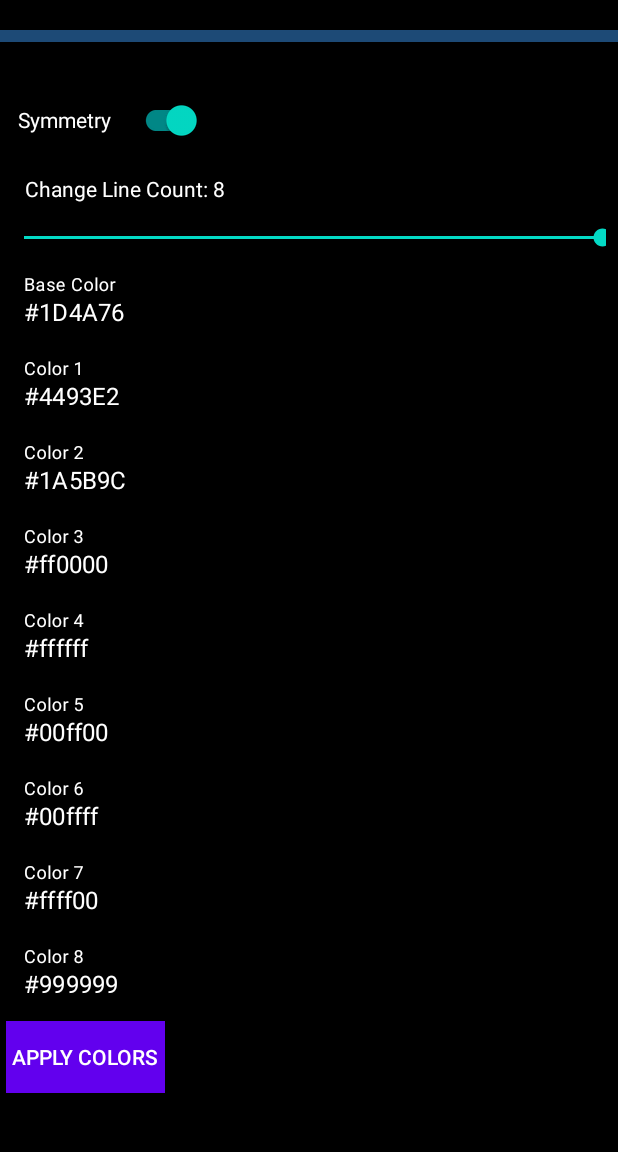
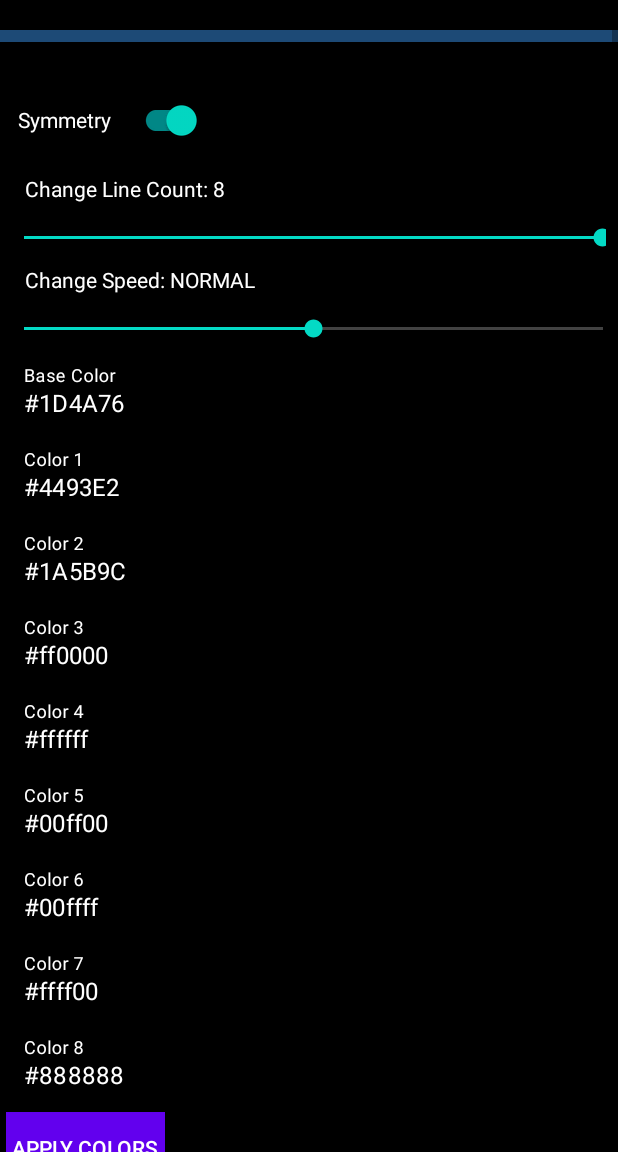
Before and after one commit to BambooAppsDevTeam/speechwavesanimation, an Android app: the screen it shows after launch (MainActivity), after a tap on "Speech Line Animation", on a phone screen of 412 x 824 dp, the part 84-1236 px from its top. Run offline under Robolectric (Android 15) with nearby library versions, the phone set to English and light mode, and no system bars; 1 statement that could not run was skipped.

Commit message:
IVO-187 speed, colors, tests

```diff
--- a/app/build.gradle.kts
+++ b/app/build.gradle.kts
@@ -40,4 +40,8 @@ dependencies {
     implementation("androidx.constraintlayout:constraintlayout:2.1.4")
     implementation("androidx.navigation:navigation-fragment-ktx:2.5.3")
     implementation(project(":speech-waves-animation"))
+
+    testImplementation("junit:junit:4.13.2")
+    androidTestImplementation("androidx.test.ext:junit:1.1.5")
+    androidTestImplementation("androidx.test.espresso:espresso-core:3.5.1")
 }
--- a/app/src/main/java/eu/bamboo/voice_animation/LineVoiceFragment.kt
+++ b/app/src/main/java/eu/bamboo/voice_animation/LineVoiceFragment.kt
@@ -9,6 +9,7 @@ import android.view.ViewGroup
 import android.widget.SeekBar
 import androidx.fragment.app.Fragment
 import eu.bamboo.speech_waves_animation.VoiceVisualizer
+import eu.bamboo.speech_waves_animation.toAnimationSpeed
 import eu.bamboo.voice_animation.databinding.FragmentLineVoiceBinding
 
 class LineVoiceFragment : Fragment(R.layout.fragment_line_voice) {
@@ -91,11 +92,19 @@ class LineVoiceFragment : Fragment(R.layout.fragment_line_voice) {
                 binding.musicLine.lineCount = lineCount
             }
         })
+        binding.seekBarSpeed.setOnSeekBarChangeListener(object : OnSeekBarChangeListener() {
+            override fun onProgressChanged(seekBar: SeekBar, progress: Int, fromUser: Boolean) {
+                val speed = progress.toAnimationSpeed()
+                binding.titleSpeed.text = "Change Speed: $speed"
+                binding.musicLine.speed = speed
+            }
+        })
     }
 
     private fun setDefault() {
         binding.symmetry.isChecked = true
         binding.seekBarLineCount.progress = 7
+        binding.seekBarSpeed.progress = 1
         binding.colorBase.setText("#1D4A76")
         binding.color1.setText("#4493E2")
         binding.color2.setText("#1A5B9C")
@@ -104,7 +113,7 @@ class LineVoiceFragment : Fragment(R.layout.fragment_line_voice) {
         binding.color5.setText("#00ff00")
         binding.color6.setText("#00ffff")
         binding.color7.setText("#ffff00")
-        binding.color8.setText("#999999")
+        binding.color8.setText("#888888")
         applyColors()
     }
 
--- a/app/src/main/res/layout/fragment_line_voice.xml
+++ b/app/src/main/res/layout/fragment_line_voice.xml
@@ -15,11 +15,11 @@
             android:layout_width="match_parent"
             android:layout_height="8dp"
             android:layout_marginVertical="20dp"
-            app:animationSpeed="SLOW"
+            app:baseColor="#1D4A76"
             app:color1="#4493E2"
             app:color2="#1A5B9C"
-            app:baseColor="#a9c6f4"
             app:lineCount="2"
+            app:lineSpeed="slow"
             app:symmetry="true" />
 
         <androidx.appcompat.widget.SwitchCompat
@@ -28,7 +28,7 @@
             android:layout_width="wrap_content"
             android:layout_height="wrap_content"
             android:checked="true"
-            android:text="Symmetry"/>
+            android:text="Symmetry" />
 
         <TextView
             android:id="@+id/titleLineCount"
@@ -44,6 +44,20 @@
             android:layout_height="wrap_content"
             android:max="7" />
 
+        <TextView
+            android:id="@+id/titleSpeed"
+            style="@style/SeekBarTitle"
+            android:layout_width="match_parent"
+            android:layout_height="wrap_content"
+            android:text="Change Speed: null" />
+
+        <androidx.appcompat.widget.AppCompatSeekBar
+            android:id="@+id/seekBarSpeed"
+            style="@style/SeekBarConfig"
+            android:layout_width="match_parent"
+            android:layout_height="wrap_content"
+            android:max="2" />
+
         <com.google.android.material.textfield.TextInputLayout
             style="@style/ColorTextInput"
             android:layout_width="match_parent"
@@ -56,7 +70,7 @@
                 style="@style/ColorEditText"
                 android:layout_width="match_parent"
                 android:layout_height="wrap_content"
-                android:text="#a9c6f4" />
+                android:text="#1D4A76" />
 
         </com.google.android.material.textfield.TextInputLayout>
 
@@ -184,7 +198,7 @@
                 style="@style/ColorEditText"
                 android:layout_width="match_parent"
                 android:layout_height="wrap_content"
-                android:text="#999999" />
+                android:text="#888888" />
 
         </com.google.android.material.textfield.TextInputLayout>
 
--- a/app/src/main/res/layout/fragment_wave_voice.xml
+++ b/app/src/main/res/layout/fragment_wave_voice.xml
@@ -15,7 +15,7 @@
             android:layout_width="match_parent"
             android:layout_height="70dp"
             android:layout_marginVertical="20dp"
-            app:animationSpeed="NORMAL"
+            app:waveSpeed="normal"
             app:endColor="#a9c6f4"
             app:gradientOffset="0.1"
             app:lineCount="4"
--- a/speech-waves-animation/src/main/java/eu/bamboo/speech_waves_animation/line/SpeechLineView.kt
+++ b/speech-waves-animation/src/main/java/eu/bamboo/speech_waves_animation/line/SpeechLineView.kt
@@ -9,6 +9,7 @@ import android.view.View
 import androidx.annotation.IntRange
 import eu.bamboo.speech_waves_animation.AnimationSpeed
 import eu.bamboo.speech_waves_animation.R
+import eu.bamboo.speech_waves_animation.toAnimationSpeed
 import kotlin.math.abs
 import kotlin.math.max
 import kotlin.math.min
@@ -39,7 +40,7 @@ class SpeechLineView @JvmOverloads constructor(
     var speed: AnimationSpeed = AnimationSpeed.NORMAL
         set(value) {
             field = value
-            maxBatchCount = MAX_ANIM_BATCH_COUNT - field.ordinal
+            maxBatchCount = MAX_ANIM_BATCH_COUNT - field.ordinal * SPEED_MODIFIER
         }
 
     private var prevAmplitudes: Array<Pair<Int, Int>> = Array(lineCount) { Pair(0, 0) }
@@ -49,7 +50,7 @@ class SpeechLineView @JvmOverloads constructor(
     init {
         val a = context.theme.obtainStyledAttributes(attrs, R.styleable.VoiceLine, 0, 0)
         if (attrs != null) {
-//            speed = a.getColor(R.styleable.VoiceLine_animationSpeed, AnimationSpeed.NORMAL.ordinal).toAnimationSpeed()
+            speed = a.getColor(R.styleable.VoiceLine_lineSpeed, AnimationSpeed.NORMAL.ordinal).toAnimationSpeed()
             symmetry = a.getBoolean(R.styleable.VoiceLine_symmetry, true)
             lineCount = a.getColor(R.styleable.VoiceLine_lineCount, DEFAULT_PATH_COUNT)
             a.recycle()
@@ -157,7 +158,8 @@ class SpeechLineView @JvmOverloads constructor(
     }
 
     companion object {
-        private const val MAX_ANIM_BATCH_COUNT = 4
+        private const val MAX_ANIM_BATCH_COUNT = 40
+        private const val SPEED_MODIFIER = 10
         private const val DEFAULT_PATH_COUNT = 2
         private const val BYTE_SIZE = 128
     }
--- a/speech-waves-animation/src/main/java/eu/bamboo/speech_waves_animation/wave/SpeechWavesView.kt
+++ b/speech-waves-animation/src/main/java/eu/bamboo/speech_waves_animation/wave/SpeechWavesView.kt
@@ -65,7 +65,7 @@ class SpeechWavesView @JvmOverloads constructor(
         val a = context.theme.obtainStyledAttributes(attrs, R.styleable.VoiceWave, 0, 0)
         if (attrs != null) {
             density = a.getFloat(R.styleable.VoiceWave_density, DEFAULT_DENSITY)
-            speed = a.getColor(R.styleable.VoiceWave_animationSpeed, AnimationSpeed.NORMAL.ordinal).toAnimationSpeed()
+            speed = a.getColor(R.styleable.VoiceWave_waveSpeed, AnimationSpeed.NORMAL.ordinal).toAnimationSpeed()
             pathCount = a.getColor(R.styleable.VoiceWave_lineCount, DEFAULT_PATH_COUNT)
             windowPadding = a.getFloat(R.styleable.VoiceWave_windowPadding, DEFAULT_WINDOW_PADDING)
             a.recycle()
```
Also changed, not shown: speech-waves-animation/src/main/res/values/styles.xml (+11 -4 lines).
